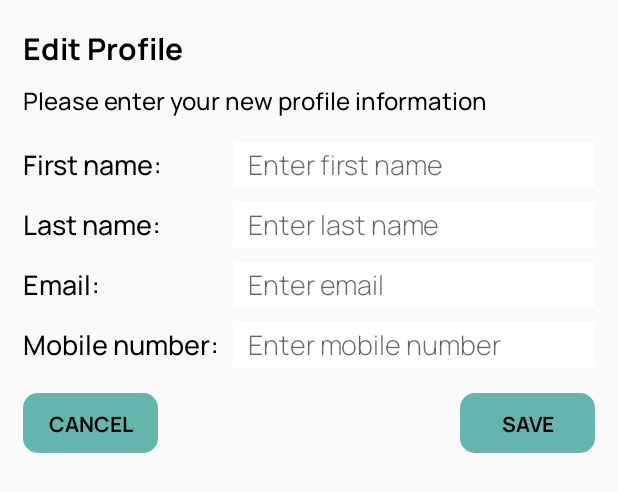
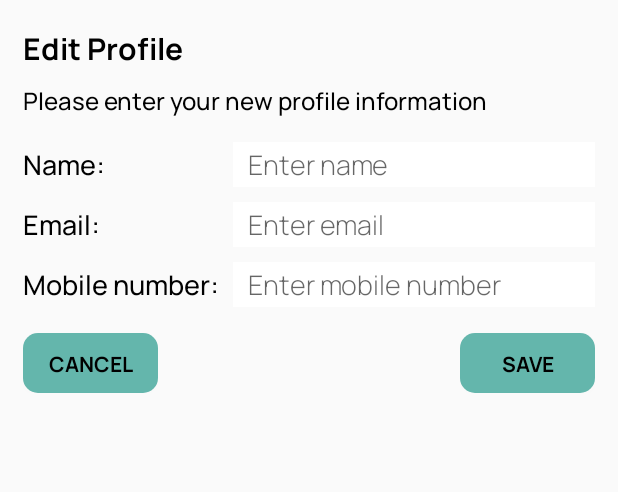
Before and after one commit to xennkavier13/Wolfgang, an Android app: the layout edit_profile_page.xml on its own in the app's theme, with its tools: preview values and no code run, on a phone screen of 412 x 824 dp. Shown: the top 492 px of the screen. Run offline under Robolectric (Android 15) with nearby library versions, the phone set to English and light mode, and no system bars.

Commit message:
Edit profile fixed

```diff
--- a/app/src/main/res/layout/edit_profile_page.xml
+++ b/app/src/main/res/layout/edit_profile_page.xml
@@ -40,42 +40,17 @@
             <TextView
                 android:layout_width="140dp"
                 android:layout_height="wrap_content"
-                android:fontFamily="@font/manrope_medium"
-                android:text="First name: "
-                android:textColor="#000000"
-                android:textSize="18sp" />
-
-            <EditText
-                android:id="@+id/firstName"
-                android:layout_width="match_parent"
-                android:layout_height="match_parent"
-                android:paddingStart="10dp"
-                android:hint="Enter first name"
-                android:fontFamily="@font/manrope_light"
-                android:textColor="#000000"
-                android:background="#FFFFFF"/>
-        </LinearLayout>
-
-        <LinearLayout
-            android:layout_width="match_parent"
-            android:layout_height="40dp"
-            android:paddingBottom="10dp"
-            android:orientation="horizontal">
-
-            <TextView
-                android:layout_width="140dp"
-                android:layout_height="wrap_content"
-                android:text="Last name: "
+                android:text="Name: "
                 android:textSize="18sp"
                 android:fontFamily="@font/manrope_medium"
                 android:textColor="#000000"/>
 
             <EditText
-                android:id="@+id/lastName"
+                android:id="@+id/userName"
                 android:layout_width="match_parent"
                 android:layout_height="match_parent"
                 android:paddingStart="10dp"
-                android:hint="Enter last name"
+                android:hint="Enter name"
                 android:fontFamily="@font/manrope_light"
                 android:textColor="#000000"
                 android:background="#FFFFFF"/>
```
